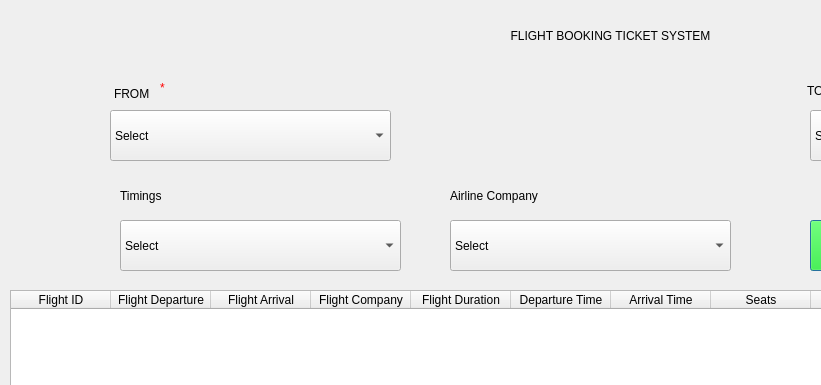
Qt form Project_Source_Code/Flight_Booking_Screen.ui (Haleshot/Flight_Booking_System) before a commit; both pictures show x 0 to 821 and y 0 to 385 of the 1201 by 801 pixel window.
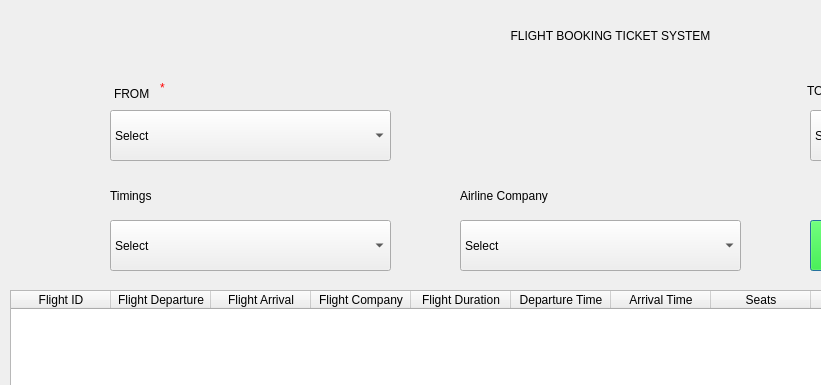
The same form after that commit.

What changed in the file:
```diff
--- a/Project_Source_Code/Flight_Booking_Screen.ui
+++ b/Project_Source_Code/Flight_Booking_Screen.ui
@@ -201,7 +201,7 @@
   <widget class="QComboBox" name="Timings_Combo_Box">
    <property name="geometry">
     <rect>
-     <x>120</x>
+     <x>110</x>
      <y>220</y>
      <width>281</width>
      <height>51</height>
@@ -229,7 +229,7 @@
   <widget class="QComboBox" name="Airlines_Combo_Box">
    <property name="geometry">
     <rect>
-     <x>450</x>
+     <x>460</x>
      <y>220</y>
      <width>281</width>
      <height>51</height>
@@ -267,7 +267,7 @@
   <widget class="QLabel" name="From_Label_2">
    <property name="geometry">
     <rect>
-     <x>120</x>
+     <x>110</x>
      <y>180</y>
      <width>61</width>
      <height>31</height>
@@ -284,7 +284,7 @@
   <widget class="QLabel" name="From_Label_3">
    <property name="geometry">
     <rect>
-     <x>450</x>
+     <x>460</x>
      <y>180</y>
      <width>121</width>
      <height>31</height>
```
